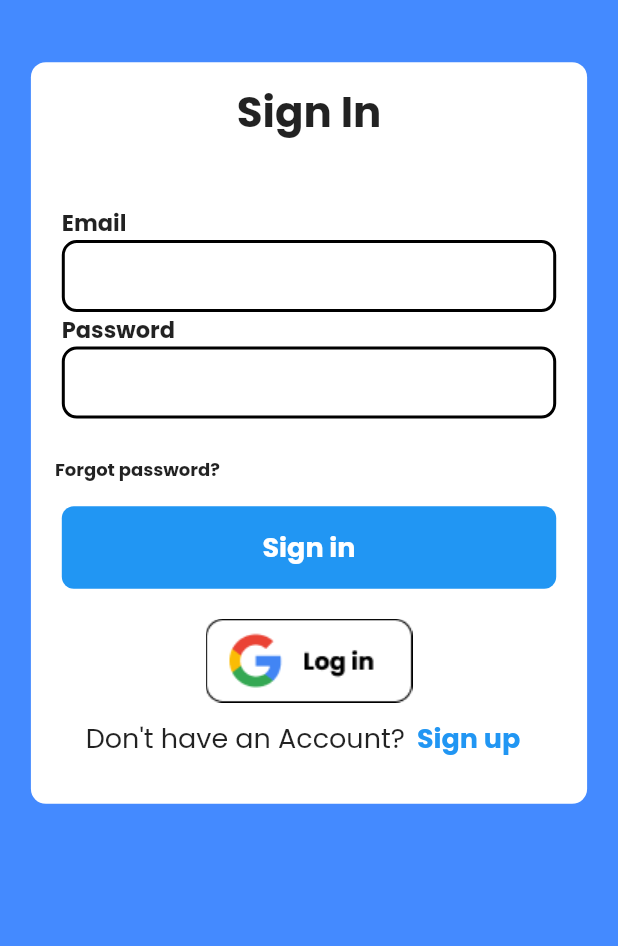
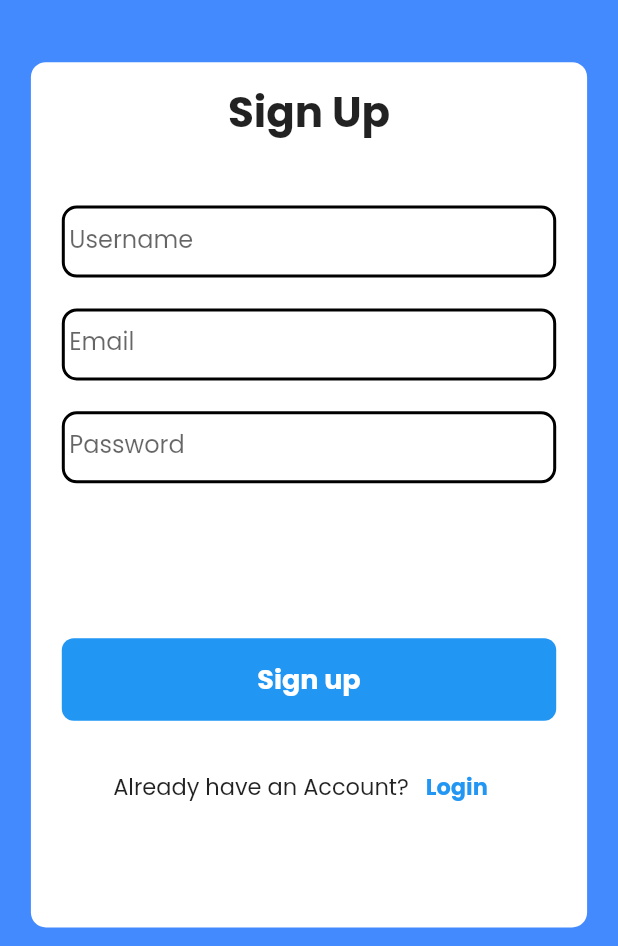
Before and after one commit to Hafeedpkl/RidiGo_App-community_for_Riders, a Flutter app: the screen it shows after launch, on a phone screen of 412 x 824 dp, the part 290-1236 px from its top. Run offline on Flutter 3.47's test engine with Material 2 defaults, Android fonts, the phone set to English and light mode, and no system bars; our stand-ins replace email_validator, firebase_auth, firebase_core, google_fonts; missing offline and left inert: intro_screen_onboarding_flutter; accounts and stored records are empty.

Commit message:
signup setted

```diff
--- /dev/null
+++ b/lib/controller/user_data.dart
@@ -0,0 +1,6 @@
+import 'package:flutter/material.dart';
+
+class UserDataProvider extends ChangeNotifier {
+  String userName = '';
+
+}
--- a/lib/main.dart
+++ b/lib/main.dart
@@ -1,9 +1,11 @@
 import 'package:firebase_auth/firebase_auth.dart';
 import 'package:flutter/material.dart';
 import 'package:firebase_core/firebase_core.dart';
+import 'package:provider/provider.dart';
+import 'package:ridigo/controller/user_data.dart';
 import 'package:ridigo/views/home%20screen/home_page.dart';
 import 'package:ridigo/views/intro%20screen/intro_screen.dart';
-import 'package:ridigo/views/signup/authentication_page.dart';
+import 'package:ridigo/views/authentication/authentication_page.dart';
 
 Future main() async {
   WidgetsFlutterBinding.ensureInitialized();
@@ -11,12 +13,17 @@
   runApp(const MyApp());
 }
 
+final navigatorKey = GlobalKey<NavigatorState>();
+
 class MyApp extends StatelessWidget {
   const MyApp({super.key});
 
   @override
   Widget build(BuildContext context) {
-    return MaterialApp(
+    return ChangeNotifierProvider(
+      create: (context) => UserDataProvider(),
+      child: MaterialApp(
+          navigatorKey: navigatorKey,
           debugShowCheckedModeBanner: false,
           title: 'Flutter Demo',
           theme: ThemeData(
@@ -25,10 +32,20 @@
           home: StreamBuilder<User?>(
               stream: FirebaseAuth.instance.authStateChanges(),
               builder: (context, snapshot) {
-              if (snapshot.hasData) {
-                return HomeScreen();
+                if (snapshot.connectionState == ConnectionState.waiting) {
+                  return const Center(
+                    child: CircularProgressIndicator(),
+                  );
+                } else if (snapshot.hasError) {
+                  return const Center(
+                    child: Text('Something went wrong'),
+                  );
+                } else if (snapshot.hasData) {
+                  return const HomeScreen();
+                } else {
+                  return const AuthScreen();
                 }
-              return AuthScreen();
-            }));
+              })),
+    );
   }
 }
--- a/lib/views/signup/authentication_page.dart
+++ b/lib/views/authentication/authentication_page.dart
@@ -1,11 +1,11 @@
 import 'package:flutter/material.dart';
 import 'package:ridigo/controller/constants.dart';
-import 'package:ridigo/views/signup/widget/login_widget.dart';
-import 'package:ridigo/views/signup/widget/signup_widget.dart';
+import 'package:ridigo/views/authentication/widget/login_widget.dart';
+import 'package:ridigo/views/authentication/widget/signup_widget.dart';
 
 class AuthScreen extends StatelessWidget {
-  const AuthScreen({super.key});
-
+  const AuthScreen({super.key, this.isLogin = false});
+  final bool isLogin;
   @override
   Widget build(BuildContext context) {
     final size = MediaQuery.of(context).size;
@@ -26,8 +26,7 @@
               SizedBox(
                 height: size.width * 0.1,
               ),
-              // SignupWidget(size: size)
-              LogInWidget(size: size)
+              isLogin ? LogInWidget(size: size) : SignupWidget(size: size)
             ],
           ),
         ),
--- a/lib/views/signup/widget/login_widget.dart
+++ b/lib/views/authentication/widget/login_widget.dart
@@ -1,34 +1,45 @@
 import 'package:firebase_auth/firebase_auth.dart';
 import 'package:flutter/material.dart';
 import 'package:google_fonts/google_fonts.dart';
+import 'package:ridigo/main.dart';
+import 'package:ridigo/views/authentication/authentication_page.dart';
 
-class LogInWidget extends StatelessWidget {
+class LogInWidget extends StatefulWidget {
   LogInWidget({super.key, required this.size});
   final Size size;
+
+  @override
+  State<LogInWidget> createState() => _LogInWidgetState();
+}
+
+class _LogInWidgetState extends State<LogInWidget> {
   final formkey = GlobalKey<FormState>();
+
   final emailController = TextEditingController();
+
   final passwordController = TextEditingController();
+
   @override
   Widget build(BuildContext context) {
     return Container(
       decoration: BoxDecoration(
           borderRadius: BorderRadius.circular(10), color: Colors.white),
-      height: size.height * 0.6,
-      width: size.width * 0.9,
+      height: widget.size.height * 0.6,
+      width: widget.size.width * 0.9,
       child: Column(
         crossAxisAlignment: CrossAxisAlignment.center,
         children: [
-          SizedBox(height: size.width * 0.03),
+          SizedBox(height: widget.size.width * 0.03),
           Text(
-            'Sign In',
+            'Log In',
             style:
                 GoogleFonts.poppins(fontSize: 28, fontWeight: FontWeight.bold),
           ),
-          SizedBox(height: size.width * 0.1),
+          SizedBox(height: widget.size.width * 0.1),
           SizedBox(
               // color: Colors.amber,
-              width: size.width * 0.8,
-              height: size.width * 0.37,
+              width: widget.size.width * 0.8,
+              height: widget.size.width * 0.37,
               child: Column(
                 crossAxisAlignment: CrossAxisAlignment.start,
                 children: [
@@ -97,12 +108,12 @@
               borderRadius: BorderRadius.circular(8),
               color: Colors.blue,
             ),
-            width: size.width * 0.8,
+            width: widget.size.width * 0.8,
             height: 55,
             child: MaterialButton(
               onPressed: signIn,
               child: Text(
-                'Sign in',
+                'Log in',
                 style: GoogleFonts.poppins(
                     fontWeight: FontWeight.bold,
                     fontSize: 18,
@@ -122,14 +133,22 @@
             children: [
               Text(
                 'Don\'t have an Account?',
-                style: GoogleFonts.poppins(fontSize: 18),
+                style: GoogleFonts.sarala(
+                  fontSize: 15,
+                ),
               ),
               TextButton(
-                  onPressed: () {},
+                  onPressed: () {
+                    Navigator.push(
+                        context,
+                        MaterialPageRoute(
+                          builder: (context) => const AuthScreen(),
+                        ));
+                  },
                   child: Text(
                     'Sign up',
                     style: GoogleFonts.poppins(
-                        fontSize: 18, fontWeight: FontWeight.bold),
+                        fontSize: 15, fontWeight: FontWeight.bold),
                   ))
             ],
           )
@@ -139,8 +158,21 @@
   }
 
   Future signIn() async {
-    await FirebaseAuth.instance.signInWithEmailAndPassword(
-        email: emailController.text.trim(),
-        password: passwordController.text.trim());
+    // formkey.currentState!.validate();
+    showDialog(
+      context: context,
+      barrierDismissible: false,
+      builder: (context) => const Center(
+        child: CircularProgressIndicator(),
+      ),
+    );
+    try {
+      await FirebaseAuth.instance.signInWithEmailAndPassword(
+          email: emailController.text.trim(),
+          password: passwordController.text.trim());
+    } on FirebaseAuthException catch (e) {
+      print(e);
+    }
+    navigatorKey.currentState!.popUntil((route) => route.isFirst);
   }
 }
--- /dev/null
+++ b/lib/views/authentication/widget/signup_widget.dart
@@ -0,0 +1,201 @@
+import 'package:email_validator/email_validator.dart';
+import 'package:firebase_auth/firebase_auth.dart';
+import 'package:flutter/material.dart';
+import 'package:google_fonts/google_fonts.dart';
+import 'package:provider/provider.dart';
+import 'package:ridigo/controller/user_data.dart';
+import 'package:ridigo/main.dart';
+import 'package:ridigo/views/authentication/authentication_page.dart';
+
+class SignupWidget extends StatefulWidget {
+  SignupWidget({super.key, required this.size});
+  final Size size;
+
+  @override
+  State<SignupWidget> createState() => _SignupWidgetState();
+}
+
+class _SignupWidgetState extends State<SignupWidget> {
+  final formkey = GlobalKey<FormState>();
+
+  final namecontroller = TextEditingController();
+
+  final emailController = TextEditingController();
+
+  final passwordController = TextEditingController();
+
+  @override
+  Widget build(BuildContext context) {
+    return Container(
+      decoration: BoxDecoration(
+          borderRadius: BorderRadius.circular(10), color: Colors.white),
+      height: widget.size.height * 0.7,
+      width: widget.size.width * 0.9,
+      child: Column(
+        crossAxisAlignment: CrossAxisAlignment.center,
+        children: [
+          SizedBox(height: widget.size.width * 0.03),
+          Text(
+            'Sign Up',
+            style:
+                GoogleFonts.poppins(fontSize: 28, fontWeight: FontWeight.bold),
+          ),
+          SizedBox(height: widget.size.width * 0.1),
+          SizedBox(
+              // color: Colors.amber,
+              width: widget.size.width * 0.8,
+              height: widget.size.width * 0.7,
+              child: Form(
+                key: formkey,
+                child: Column(
+                  crossAxisAlignment: CrossAxisAlignment.start,
+                  children: [
+                    TextFormField(
+                      controller: namecontroller,
+                      autovalidateMode: AutovalidateMode.onUserInteraction,
+                      validator: (value) => value != null ? 'Enter Name' : null,
+                      decoration: InputDecoration(
+                          labelText: 'Username',
+                          labelStyle: GoogleFonts.poppins(),
+                          contentPadding: const EdgeInsets.symmetric(
+                              vertical: 4, horizontal: 5),
+                          enabledBorder: OutlineInputBorder(
+                            borderRadius: BorderRadius.circular(10),
+                            borderSide: const BorderSide(
+                              width: 2,
+                            ),
+                          ),
+                          border: OutlineInputBorder(
+                              borderRadius: BorderRadius.circular(10),
+                              borderSide: const BorderSide(
+                                  width: 5, style: BorderStyle.none))),
+                    ),
+                    SizedBox(
+                      height: widget.size.width * 0.05,
+                    ),
+                    TextFormField(
+                      controller: emailController,
+                      validator: (email) =>
+                          email != null && !EmailValidator.validate(email)
+                              ? 'Enter a valid email'
+                              : null,
+                      keyboardType: TextInputType.emailAddress,
+                      decoration: InputDecoration(
+                          labelText: 'Email',
+                          labelStyle: GoogleFonts.poppins(),
+                          contentPadding: const EdgeInsets.symmetric(
+                              vertical: 4, horizontal: 5),
+                          enabledBorder: OutlineInputBorder(
+                            borderRadius: BorderRadius.circular(10),
+                            borderSide: const BorderSide(
+                              width: 2,
+                            ),
+                          ),
+                          border: OutlineInputBorder(
+                              borderRadius: BorderRadius.circular(10),
+                              borderSide: const BorderSide(
+                                width: 2,
+                              ))),
+                    ),
+                    SizedBox(
+                      height: widget.size.width * 0.05,
+                    ),
+                    TextFormField(
+                      controller: passwordController,
+                      autovalidateMode: AutovalidateMode.onUserInteraction,
+                      validator: (value) => value != null && value.length < 6
+                          ? 'Enter min 6 character'
+                          : null,
+                      obscureText: true,
+                      keyboardType: TextInputType.visiblePassword,
+                      decoration: InputDecoration(
+                          labelText: 'Password',
+                          labelStyle: GoogleFonts.poppins(),
+                          contentPadding: const EdgeInsets.symmetric(
+                              vertical: 4, horizontal: 5),
+                          enabledBorder: OutlineInputBorder(
+                            borderRadius: BorderRadius.circular(10),
+                            borderSide: const BorderSide(
+                              width: 2,
+                            ),
+                          ),
+                          border: OutlineInputBorder(
+                              borderRadius: BorderRadius.circular(10),
+                              borderSide: const BorderSide(
+                                width: 2,
+                              ))),
+                    )
+                  ],
+                ),
+              )),
+          Container(
+            decoration: BoxDecoration(
+              borderRadius: BorderRadius.circular(8),
+              color: Colors.blue,
+            ),
+            width: widget.size.width * 0.8,
+            height: 55,
+            child: MaterialButton(
+              onPressed: () => signUp(context: context),
+              child: Text(
+                'Sign up',
+                style: GoogleFonts.poppins(
+                    fontWeight: FontWeight.bold,
+                    fontSize: 18,
+                    color: Colors.white),
+              ),
+            ),
+          ),
+          const SizedBox(
+            height: 20,
+          ),
+          Row(
+            mainAxisAlignment: MainAxisAlignment.center,
+            children: [
+              Text(
+                'Already have an Account?',
+                style: GoogleFonts.poppins(fontSize: 15),
+              ),
+              TextButton(
+                  onPressed: () {
+                    Navigator.push(
+                        context,
+                        MaterialPageRoute(
+                          builder: (context) => const AuthScreen(
+                            isLogin: true,
+                          ),
+                        ));
+                  },
+                  child: Text(
+                    'Login',
+                    style: GoogleFonts.poppins(
+                        fontSize: 15, fontWeight: FontWeight.bold),
+                  ))
+            ],
+          )
+        ],
+      ),
+    );
+  }
+
+  Future signUp({context}) async {
+    final isvalid = formkey.currentState!.validate();
+    showDialog(
+      context: context,
+      barrierDismissible: false,
+      builder: (context) => const Center(
+        child: CircularProgressIndicator(),
+      ),
+    );
+    Provider.of<UserDataProvider>(context, listen: false).userName =
+        namecontroller.text.trim();
+    try {
+      await FirebaseAuth.instance.createUserWithEmailAndPassword(
+          email: emailController.text.trim(),
+          password: passwordController.text.trim());
+    } on FirebaseAuthException catch (e) {
+      print(e);
+    }
+    navigatorKey.currentState!.popUntil((route) => route.isFirst);
+  }
+}
--- a/lib/views/home screen/home_page.dart
+++ b/lib/views/home screen/home_page.dart
@@ -1,7 +1,7 @@
 import 'package:firebase_auth/firebase_auth.dart';
 import 'package:flutter/material.dart';
-import 'package:flutter/src/widgets/framework.dart';
-import 'package:flutter/src/widgets/placeholder.dart';
+import 'package:provider/provider.dart';
+import 'package:ridigo/controller/user_data.dart';
 
 class HomeScreen extends StatelessWidget {
   const HomeScreen({super.key});
@@ -9,6 +9,7 @@
   @override
   Widget build(BuildContext context) {
     final user = FirebaseAuth.instance.currentUser!;
+    final username = Provider.of<UserDataProvider>(context).userName;
     return Scaffold(
       body: SafeArea(
         child: Container(
@@ -18,7 +19,7 @@
             mainAxisAlignment: MainAxisAlignment.center,
             crossAxisAlignment: CrossAxisAlignment.center,
             children: [
-              Text('welcome ${user.email}'),
+              Text('welcome $username, ${user.email}'),
               ElevatedButton(
                   onPressed: () {
                     FirebaseAuth.instance.signOut();
--- a/lib/views/intro screen/intro_screen.dart
+++ b/lib/views/intro screen/intro_screen.dart
@@ -2,7 +2,7 @@
 import 'package:google_fonts/google_fonts.dart';
 import 'package:intro_screen_onboarding_flutter/introduction.dart';
 import 'package:intro_screen_onboarding_flutter/introscreenonboarding.dart';
-import 'package:ridigo/views/signup/authentication_page.dart';
+import 'package:ridigo/views/authentication/authentication_page.dart';
 
 class IntroScreen extends StatelessWidget {
   IntroScreen({super.key});
--- a/pubspec.yaml
+++ b/pubspec.yaml
@@ -38,6 +38,7 @@
   google_fonts: ^4.0.3
   intro_screen_onboarding_flutter: ^1.0.0
   lottie: ^2.2.0
+  provider: ^6.0.5
 
 dev_dependencies:
   flutter_lints: ^2.0.0
```
Also changed, not shown: lib/views/signup/widget/signup_widget.dart (deleted, +0 -150 lines), pubspec.lock. Lines whose indentation alone changed are shown as unchanged.
